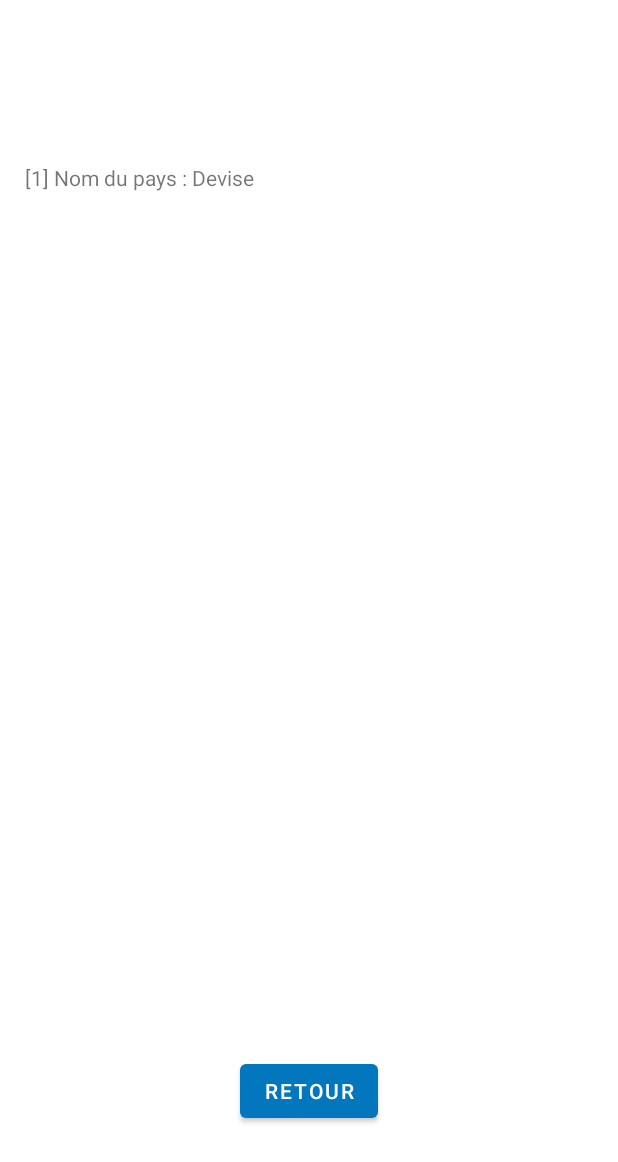
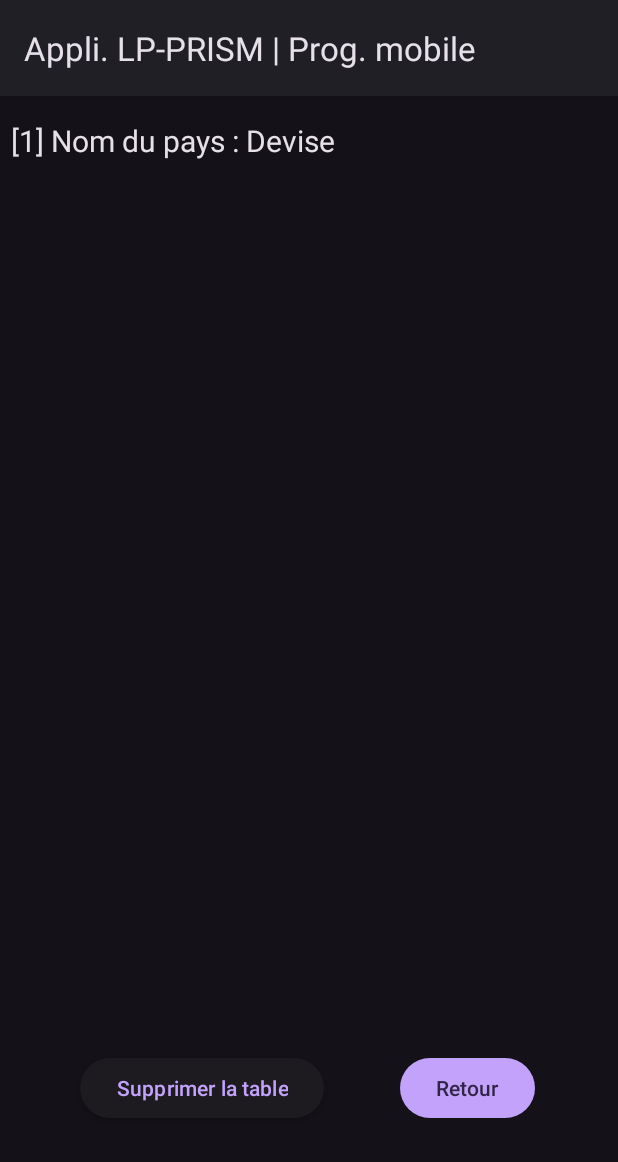
Before and after one commit to Suylo/Android-App, an Android app: the ActivityVisualiser screen opened directly, with no data from a screen before it, on a phone screen of 412 x 824 dp. Shown: the top 1162 px of the screen. Run offline under Robolectric (Android 15) with nearby library versions, the phone set to English and light mode, and no system bars.

Commit message:
DESIGN - Migrated from MaterialDesign 2 to MaterialDesign You (3)

```diff
--- a/app/build.gradle
+++ b/app/build.gradle
@@ -40,6 +40,7 @@ dependencies {
     implementation 'com.squareup.retrofit2:retrofit:2.4.0'
     implementation 'com.squareup.retrofit2:converter-gson:2.4.0'
     implementation 'com.squareup.picasso:picasso:2.71828'
+    implementation 'com.google.android.material:material:1.8.0-alpha02'
     testImplementation 'junit:junit:4.13.2'
     androidTestImplementation 'androidx.test.ext:junit:1.1.3'
     androidTestImplementation 'androidx.test.espresso:espresso-core:3.4.0'
--- a/app/src/main/java/fr/suylo/myappkotlin/TP5_SQL/ActivityVisualiser.java
+++ b/app/src/main/java/fr/suylo/myappkotlin/TP5_SQL/ActivityVisualiser.java
@@ -21,7 +21,11 @@ public class ActivityVisualiser extends AppCompatActivity {
                 String.join("\n", DBConnect.getInstance(this).getAllCountriesAndCurrencies())
         );
         findViewById(R.id.back).setOnClickListener((v) -> {
-            startActivity(new Intent(this, MainActivity.class));
+            finish();
+        });
+        findViewById(R.id.buttonDelete).setOnClickListener((ac) -> {
+            DBConnect.getInstance(this).dropAllValues();
+            ((TextView) findViewById(R.id.textList)).setText("");
         });
     }
 }
--- a/app/src/main/java/fr/suylo/myappkotlin/TP5_SQL/DBConnect.java
+++ b/app/src/main/java/fr/suylo/myappkotlin/TP5_SQL/DBConnect.java
@@ -60,6 +60,11 @@ public class DBConnect extends SQLiteOpenHelper {
         return true;
     }
 
+    public void dropAllValues(){
+        SQLiteDatabase db = this.getWritableDatabase();
+        db.execSQL("DELETE FROM " + DB_TABLE_NAME);
+    }
+
     public ArrayList<String> getAllCountriesAndCurrencies(){
         ArrayList<String> res = new ArrayList<>();
         SQLiteDatabase db = this.getReadableDatabase();
--- a/app/src/main/res/layout/tp5_activity_visualiser.xml
+++ b/app/src/main/res/layout/tp5_activity_visualiser.xml
@@ -11,14 +11,23 @@
             android:layout_width="wrap_content"
             android:layout_height="wrap_content" android:id="@+id/textList"
             app:layout_constraintStart_toStartOf="parent" app:layout_constraintBottom_toBottomOf="parent"
-            app:layout_constraintTop_toBottomOf="@+id/button" app:layout_constraintEnd_toEndOf="parent"
-            app:layout_constraintHorizontal_bias="0.065" app:layout_constraintVertical_bias="0.101"
-            android:layout_marginBottom="696dp"/>
+            app:layout_constraintEnd_toEndOf="parent"
+            app:layout_constraintHorizontal_bias="0.038" app:layout_constraintVertical_bias="0.022"
+            app:layout_constraintTop_toTopOf="parent" android:fontFamily="sans-serif"
+            android:textAppearance="@style/TextAppearance.AppCompat.Body1" android:textSize="20sp"/>
     <Button
             android:text="Retour"
             android:layout_width="wrap_content"
             android:layout_height="wrap_content" android:id="@+id/back"
             app:layout_constraintStart_toStartOf="parent" app:layout_constraintEnd_toEndOf="parent"
             app:layout_constraintBottom_toBottomOf="parent" app:layout_constraintTop_toBottomOf="@+id/textList"
-            app:layout_constraintVertical_bias="0.888"/>
+            app:layout_constraintVertical_bias="0.888" app:layout_constraintHorizontal_bias="0.828"/>
+    <Button
+            android:text="Supprimer la table"
+            android:layout_width="wrap_content"
+            android:layout_height="wrap_content" android:id="@+id/buttonDelete"
+            app:layout_constraintEnd_toStartOf="@+id/back" app:layout_constraintStart_toStartOf="parent"
+            app:layout_constraintBottom_toBottomOf="parent" app:layout_constraintTop_toTopOf="@+id/back"
+            app:layout_constraintHorizontal_bias="0.514" app:layout_constraintVertical_bias="0.0"
+            style="@style/Widget.Material3.Button.ElevatedButton"/>
 </androidx.constraintlayout.widget.ConstraintLayout>
--- a/app/src/main/res/values/strings.xml
+++ b/app/src/main/res/values/strings.xml
@@ -1,5 +1,5 @@
 <resources>
-    <string name="app_name">Mon Appli en Kotlin</string>
+    <string name="app_name">Appli. LP-PRISM | Prog. mobile</string>
     <string name="quizz_qcm">Quizz - QCM</string>
     <string name="acitvit_2">Acitvité 2</string>
     <string name="ah_il_a_clat">ah il a éclaté..</string>
--- a/app/src/main/res/values/themes.xml
+++ b/app/src/main/res/values/themes.xml
@@ -1,16 +1,17 @@
 <resources xmlns:tools="http://schemas.android.com/tools">
     <!-- Base application theme. -->
-    <style name="Theme.MyAppKotlin" parent="Theme.MaterialComponents.Light.NoActionBar">
+    <style name="Theme.MyAppKotlin" parent="Theme.Material3.Dark">
         <!-- Primary brand color. -->
-        <item name="colorPrimary">#0277BD</item>
-        <item name="colorPrimaryVariant">#283593</item>
-        <item name="colorOnPrimary">@color/white</item>
+        <item name="colorPrimary">#C2A2FA</item>
+        <item name="colorPrimaryVariant">#9C7CD3</item>
+        <item name="colorOnPrimary">#312547</item>
         <!-- Secondary brand color. -->
-        <item name="colorSecondary">#283593</item>
-        <item name="colorSecondaryVariant">#EF6C00</item>
+        <item name="colorSecondary">#D4BBFF</item>
+        <item name="colorSecondaryVariant">#64B5F6</item>
         <item name="colorOnSecondary">@color/black</item>
         <!-- Status bar color. -->
         <item name="android:statusBarColor" tools:targetApi="l">?attr/colorPrimaryVariant</item>
         <!-- Customize your theme here. -->
+
     </style>
 </resources>
```
